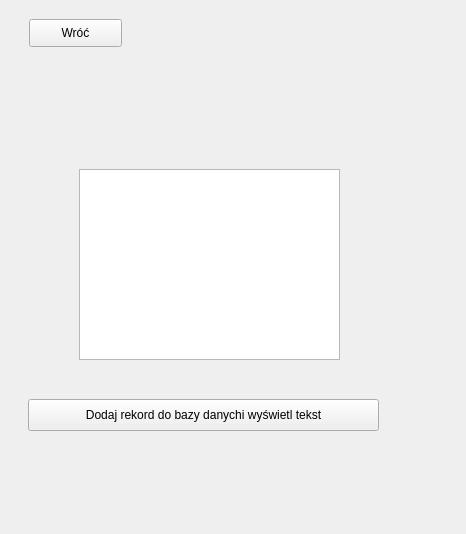
First picture: the form in mainwindow.ui, repository KrzysztofBuda/LaPizza, before the edit.
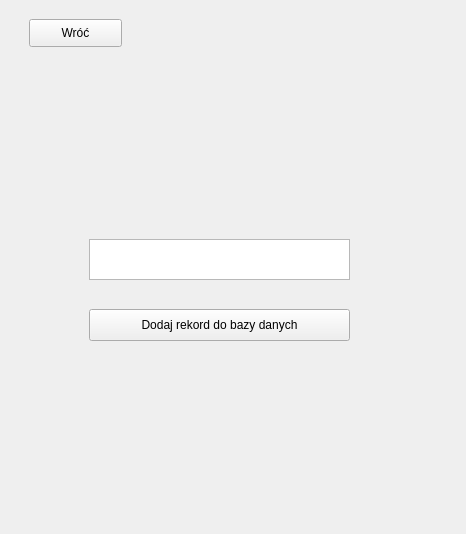
Second picture: the form after the edit. The open tabs and pages were chosen to show the change.

```diff
--- a/mainwindow.ui
+++ b/mainwindow.ui
@@ -157,26 +157,38 @@
         </property>
        </widget>
        <widget class="QTextEdit" name="textEdit">
+        <property name="enabled">
+         <bool>true</bool>
+        </property>
         <property name="geometry">
          <rect>
-          <x>70</x>
-          <y>160</y>
+          <x>80</x>
+          <y>230</y>
           <width>261</width>
-          <height>191</height>
+          <height>41</height>
          </rect>
         </property>
+        <property name="layoutDirection">
+         <enum>Qt::LeftToRight</enum>
+        </property>
+        <property name="autoFillBackground">
+         <bool>false</bool>
+        </property>
+        <property name="textInteractionFlags">
+         <set>Qt::NoTextInteraction</set>
+        </property>
        </widget>
        <widget class="QPushButton" name="pushButton_6">
         <property name="geometry">
          <rect>
-          <x>19</x>
-          <y>390</y>
-          <width>351</width>
+          <x>80</x>
+          <y>300</y>
+          <width>261</width>
           <height>32</height>
          </rect>
         </property>
         <property name="text">
-         <string>Dodaj rekord do bazy danychi wyświetl tekst</string>
+         <string>Dodaj rekord do bazy danych</string>
         </property>
        </widget>
       </widget>
```
